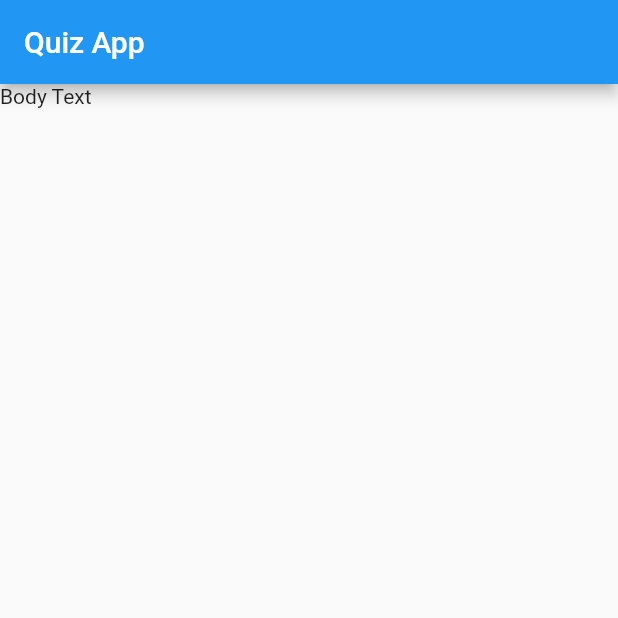
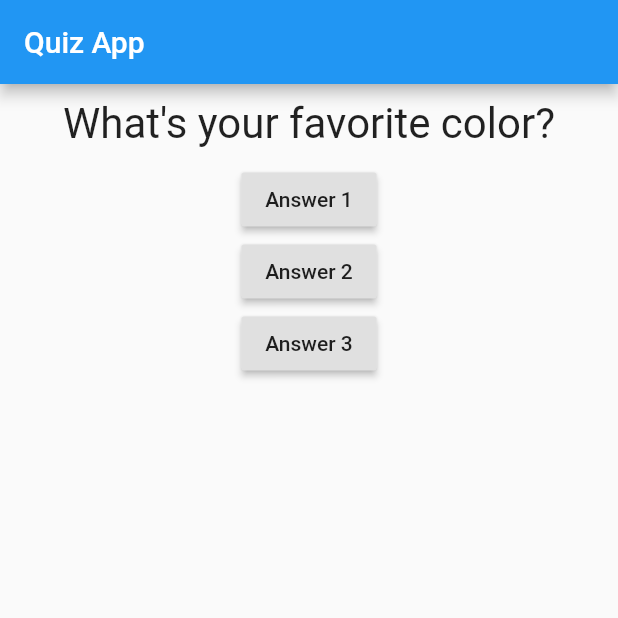
Before and after one commit to rozon/quiz_app, a Flutter app: the screen it shows after launch, on a phone screen of 412 x 824 dp, the top half of it. Run offline on Flutter 3.47's test engine with Material 2 defaults, Android fonts, the phone set to English and light mode, and no system bars.

Commit message:
added basic structure

```diff
--- a/lib/main.dart
+++ b/lib/main.dart
@@ -1,16 +1,56 @@
 import 'package:flutter/material.dart';
+
+import './question.dart';
 
 void main() => runApp(MyApp());
 
-class MyApp extends StatelessWidget {
+class MyApp extends StatefulWidget {
+  @override
+  State<StatefulWidget> createState() {
+    // TODO: implement createState
+    return _MyAppState();
+  }
+}
+
+class _MyAppState extends State<MyApp> {
+  var _questionIndex = 0;
+
+  void _answerQuestion() {
+    setState(() {
+      _questionIndex += 1;
+    });
+    print('Answer choosen!');
+  }
+
   @override
   Widget build(BuildContext context) {
+    var _questions = [
+      'What\'s your favorite color?',
+      'What\'s your favorite animal?',
+      'What\'s your favorite city?'
+    ];
     return MaterialApp(
       home: Scaffold(
         appBar: AppBar(
           title: Text('Quiz App'),
         ),
-        body: Text('Body Text'),
+        body: Column(
+          children: <Widget>[
+            Question(_questions[_questionIndex]),
+            RaisedButton(
+              child: Text('Answer 1'),
+              onPressed: _answerQuestion,
+            ),
+            RaisedButton(
+              child: Text('Answer 2'),
+              onPressed: _answerQuestion,
+            ),
+            RaisedButton(
+              child: Text('Answer 3'),
+              onPressed: _answerQuestion,
+            )
+          ],
+        ),
       ),
     );
   }
--- /dev/null
+++ b/lib/question.dart
@@ -0,0 +1,20 @@
+import 'package:flutter/material.dart';
+
+class Question extends StatelessWidget {
+  final String questionText;
+
+  Question(this.questionText);
+
+  @override
+  Widget build(BuildContext context) {
+    return Container(
+      width: double.infinity,
+      margin: EdgeInsets.all(10),
+      child: Text(
+        questionText,
+        style: TextStyle(fontSize: 28),
+        textAlign: TextAlign.center,
+      ),
+    );
+  }
+}
```
